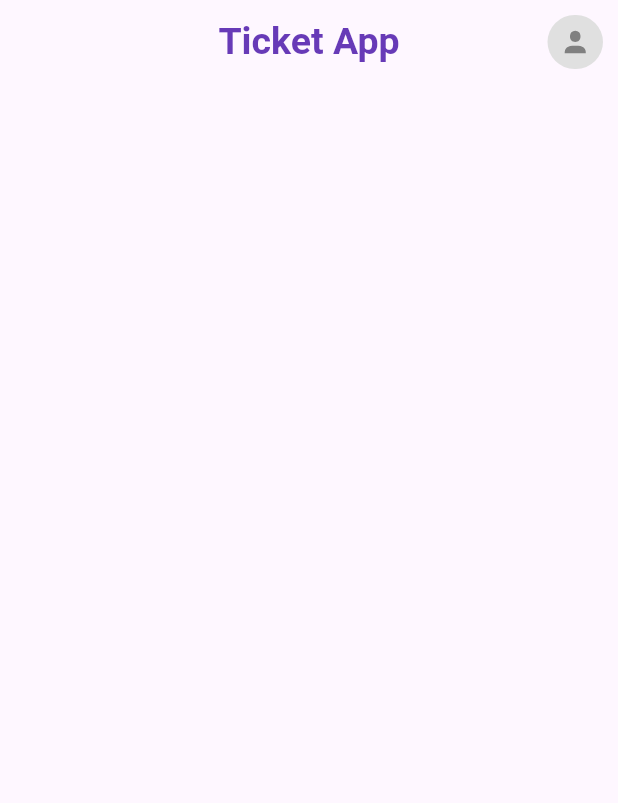
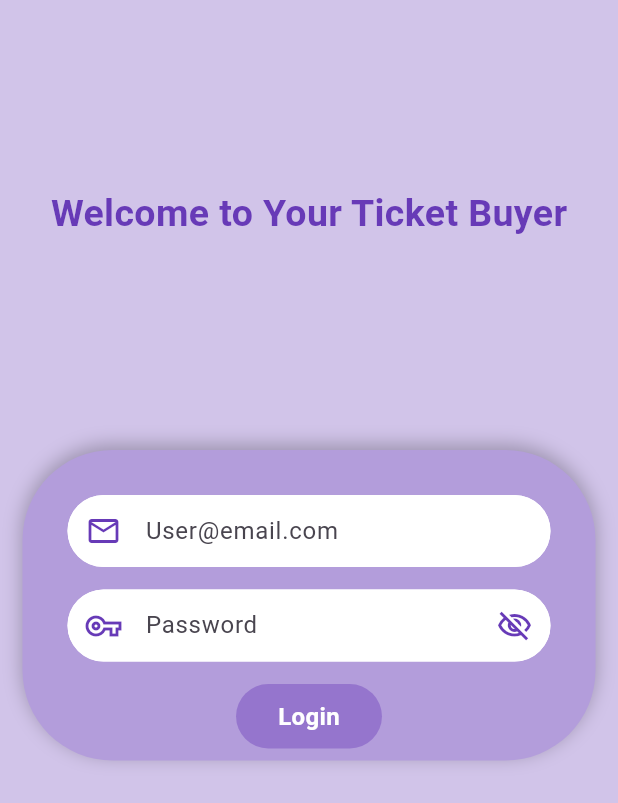
Before and after one commit to MaeBK/ticket-app, a Flutter app: the screen it shows after launch, on a phone screen of 412 x 824 dp. Shown: the top 803 px of the screen. Run offline on Flutter 3.47's test engine with Material 3 defaults, Android fonts, the phone set to English and light mode, and no system bars; our stand-ins replace flutter_svg, get.

Commit message:
Added Login Screen

```diff
--- a/lib/main.dart
+++ b/lib/main.dart
@@ -1,7 +1,10 @@
 import 'package:flutter/material.dart';
 import 'package:ticket_app/pages/home.dart';
+import 'package:http/http.dart' as http;
+import 'package:ticket_app/users/logins/login_screen.dart';
 
 void main() {
+  WidgetsFlutterBinding.ensureInitialized();
   runApp(MyApp());
 }
 
@@ -10,9 +13,17 @@ class MyApp extends StatelessWidget {
 
   @override
   Widget build(BuildContext context) {
-    return const MaterialApp(
+    return MaterialApp(
+      title: 'Ticket Buyer',
+      theme: ThemeData(
+          primarySwatch: Colors.deepPurple
+      ),
       debugShowCheckedModeBanner: false,
-      home: HomePage()
+      home: FutureBuilder(
+        builder: (context, dataSnapShot){
+          return LoginScreen();
+        }, future: null,
+      )
     );
   }
 }
--- a/lib/pages/home.dart
+++ b/lib/pages/home.dart
@@ -1,5 +1,6 @@
 import 'package:flutter/material.dart';
 import 'package:flutter_svg/flutter_svg.dart';
+import 'package:http/http.dart' as http;
 
 class HomePage extends StatelessWidget {
   const HomePage({super.key});
--- /dev/null
+++ b/lib/users/logins/login_screen.dart
@@ -0,0 +1,229 @@
+import 'package:flutter/material.dart';
+import 'package:get/get.dart';
+
+class LoginScreen extends StatefulWidget {
+  const LoginScreen({super.key});
+
+  @override
+  State<LoginScreen> createState() => _LoginScreenState();
+}
+
+class _LoginScreenState extends State<LoginScreen>
+{
+
+  var formKey = GlobalKey<FormState>();
+  var emailController = TextEditingController();
+  var passwordController = TextEditingController();
+  var isObscure = true.obs;
+
+  @override
+  Widget build(BuildContext context)
+  {
+    return Scaffold(
+        backgroundColor: Colors.deepPurple[100],
+        body: LayoutBuilder(
+            builder: (context, cons)
+            {
+              return  ConstrainedBox(
+                  constraints: BoxConstraints(
+                    minHeight: cons.maxHeight,
+                  ),
+
+                // Login Header
+                child: SingleChildScrollView(
+                  child: Column(
+                    children: [
+                      SizedBox(
+                        width: MediaQuery.of(context).size.width,
+                        height: 285,
+                        child:
+                            Container(
+                              alignment: Alignment.center,
+                              child:
+                                Text('Welcome to Your Ticket Buyer',
+                                  style: TextStyle(
+                                  color: Colors.deepPurple,
+                                  fontSize: 25,
+                                  fontWeight: FontWeight.bold,
+                                ),
+                                ),
+                            ),
+                      ),
+
+                      //Login Form
+                      Padding(
+                        padding: const EdgeInsets.all(15.0),
+                        child: Container(
+                          decoration: BoxDecoration(
+                            color: Colors.deepPurple[200],
+                            borderRadius: const BorderRadius.all(
+                              Radius.circular(60),
+                            ),
+                            boxShadow: const [
+                              BoxShadow(
+                                blurRadius: 10,
+                                color: Colors.black26,
+                                offset: Offset(0, -3),
+                              ),
+                            ],
+                          ),
+                          child: Padding(
+                            padding: const EdgeInsets.fromLTRB(30, 30, 30, 8),
+                            child: Column(
+                              children: [
+                                Form(
+                                  key: formKey,
+                                  child: Column(
+                                    children: [
+
+                                      //Email
+                                      TextFormField(
+                                        controller: emailController,
+                                        validator: (val) => val == "" ? "No Email Entered" : null,
+                                        decoration: InputDecoration(
+                                          prefixIcon: const Icon(
+                                            Icons.email_outlined,
+                                            color: Colors.deepPurple
+                                          ),
+                                          hintText: 'User@email.com',
+                                          border: OutlineInputBorder(
+                                            borderRadius: BorderRadius.circular(25),
+                                            borderSide: BorderSide(
+                                              color: Colors.white
+                                            )
+                                          ),
+                                          enabledBorder:OutlineInputBorder(
+                                              borderRadius: BorderRadius.circular(25),
+                                              borderSide: BorderSide(
+                                                  color: Colors.white
+                                              )
+                                          ),
+                                          focusedBorder: OutlineInputBorder(
+                                              borderRadius: BorderRadius.circular(25),
+                                              borderSide: BorderSide(
+                                                  color: Colors.white
+                                              )
+                                          ),
+                                          disabledBorder: OutlineInputBorder(
+                                              borderRadius: BorderRadius.circular(25),
+                                              borderSide: BorderSide(
+                                                  color: Colors.white
+                                              )
+                                          ),
+                                          contentPadding: EdgeInsets.symmetric(
+                                            horizontal: 14,
+                                            vertical: 6,
+                                          ),
+                                          fillColor: Colors.white,
+                                          filled: true,
+                                        ),
+                                      ),
+
+                                      const SizedBox(
+                                        height: 15,
+                                      ),
+
+                                      //Password
+                                      Obx(
+                                          ()=> TextFormField(
+                                            controller: passwordController,
+                                            obscureText: isObscure.value,
+                                            validator: (val) => val == "" ? "No Password Entered" : null,
+                                            decoration: InputDecoration(
+                                              prefixIcon: const Icon(
+                                                  Icons.vpn_key_outlined,
+                                                  color: Colors.deepPurple
+                                              ),
+                                              suffixIcon: Obx(
+                                                    ()=> GestureDetector(
+                                                  onTap: ()
+                                                  {
+                                                    isObscure.value = !isObscure.value;
+                                                  },
+                                                  child: Icon(
+                                                    isObscure.value ? Icons.visibility_off_outlined : Icons.visibility_outlined,
+                                                    color: Colors.deepPurple,
+                                                  ),
+                                                ),
+                                              ),
+                                              hintText: 'Password',
+                                              border: OutlineInputBorder(
+                                                  borderRadius: BorderRadius.circular(25),
+                                                  borderSide: BorderSide(
+                                                      color: Colors.white
+                                                  )
+                                              ),
+                                              enabledBorder:OutlineInputBorder(
+                                                  borderRadius: BorderRadius.circular(25),
+                                                  borderSide: BorderSide(
+                                                      color: Colors.white
+                                                  )
+                                              ),
+                                              focusedBorder: OutlineInputBorder(
+                                                  borderRadius: BorderRadius.circular(25),
+                                                  borderSide: BorderSide(
+                                                      color: Colors.white
+                                                  )
+                                              ),
+                                              disabledBorder: OutlineInputBorder(
+                                                  borderRadius: BorderRadius.circular(25),
+                                                  borderSide: BorderSide(
+                                                      color: Colors.white
+                                                  )
+                                              ),
+                                              contentPadding: EdgeInsets.symmetric(
+                                                horizontal: 14,
+                                                vertical: 6,
+                                              ),
+                                              fillColor: Colors.white,
+                                              filled: true,
+                                            ),
+                                          ),
+                                      ),
+
+                                      const SizedBox(
+                                        height: 15,
+                                      ),
+
+                                      //Login Button
+                                      Material(
+                                        color: Colors.deepPurple[300],
+                                        borderRadius: BorderRadius.circular(25),
+                                        child: InkWell(
+                                          onTap: () {
+                                          },
+                                          borderRadius: BorderRadius.circular(25),
+                                          child: const Padding(
+                                            padding: EdgeInsets.symmetric(
+                                                vertical: 10,
+                                                horizontal: 28,
+                                              ),
+                                            child: Text(
+                                              'Login',
+                                              style: TextStyle(
+                                                color: Colors.white,
+                                                fontWeight: FontWeight.bold,
+                                                fontSize: 16,
+                                              ),
+                                            ),
+                                          ),
+                                        ),
+                                      )
+                                    ],
+                                  ),
+
+                                ),
+                              ],
+                            ),
+                          ),
+                        ),
+                      ),
+                    ],
+                  ),
+                ),
+              );
+        },
+        ),
+    );
+  }
+}
--- a/pubspec.yaml
+++ b/pubspec.yaml
@@ -35,6 +35,8 @@ dependencies:
   # Use with the CupertinoIcons class for iOS style icons.
   cupertino_icons: ^1.0.8
   flutter_svg: ^2.2.0
+  http: ^1.5.0
+  get: ^4.7.2
 
 dev_dependencies:
   flutter_test:
```
Also changed, not shown: pubspec.lock.
